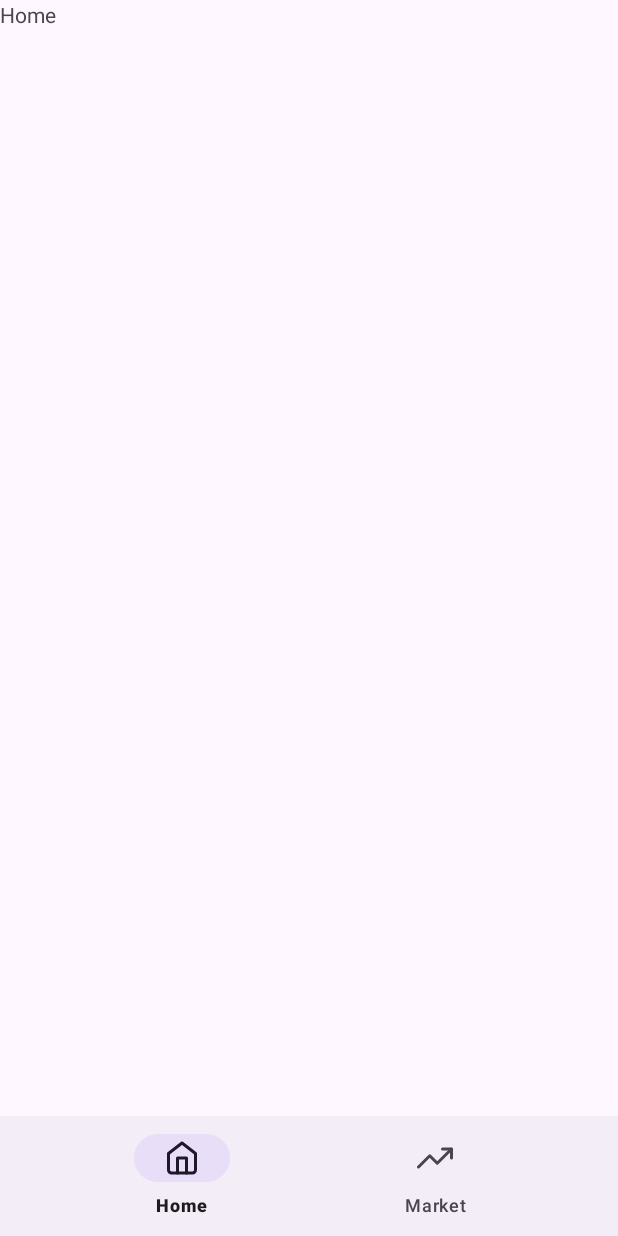
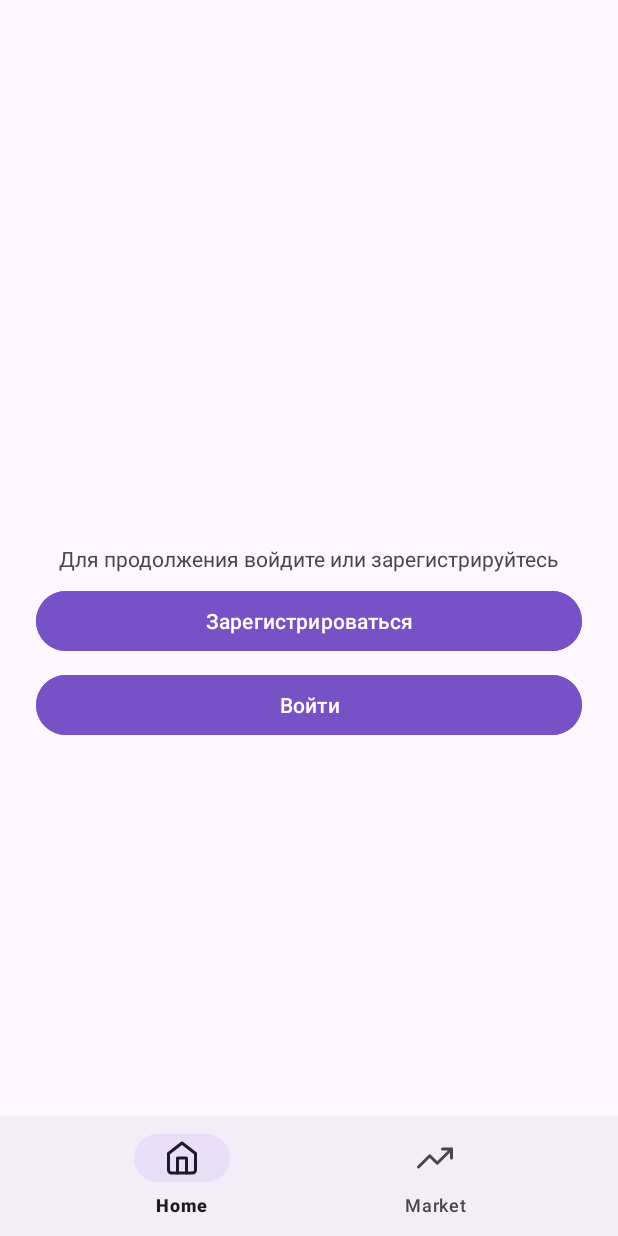
Before and after one commit to bogdash/DiplomaFinance, an Android app: the screen it shows after launch (MainActivity), on a phone screen of 412 x 824 dp. Run offline under Robolectric (Android 15) with nearby library versions, the phone set to English and light mode, and no system bars; our stand-ins replace navigation-ui.

Commit message:
update home

```diff
--- a/app/src/main/java/com/bogdash/diplomafinance/home/HomeFragment.kt
+++ b/app/src/main/java/com/bogdash/diplomafinance/home/HomeFragment.kt
@@ -6,14 +6,28 @@ import android.view.LayoutInflater
 import android.view.View
 import android.view.ViewGroup
 import com.bogdash.diplomafinance.R
+import com.bogdash.diplomafinance.databinding.FragmentHomeBinding
+import androidx.navigation.fragment.findNavController
 
 class HomeFragment : Fragment() {
-
+    private lateinit var binding: FragmentHomeBinding
     override fun onCreateView(
         inflater: LayoutInflater, container: ViewGroup?,
         savedInstanceState: Bundle?
-    ): View? {
-        // Inflate the layout for this fragment
-        return inflater.inflate(R.layout.fragment_home, container, false)
+    ): View {
+        binding = FragmentHomeBinding.inflate(inflater, container, false)
+        return binding.root
+    }
+
+    override fun onViewCreated(view: View, savedInstanceState: Bundle?) {
+        super.onViewCreated(view, savedInstanceState)
+
+        binding.buttonSignUp.setOnClickListener {
+            findNavController().navigate(R.id.action_homeFragment_to_signUpFragment)
+        }
+
+        binding.buttonLogIn.setOnClickListener {
+            findNavController().navigate(R.id.action_homeFragment_to_logInFragment)
+        }
     }
 }
--- a/app/src/main/res/layout/fragment_home.xml
+++ b/app/src/main/res/layout/fragment_home.xml
@@ -1,15 +1,50 @@
 <?xml version="1.0" encoding="utf-8"?>
 <FrameLayout xmlns:android="http://schemas.android.com/apk/res/android"
+    xmlns:app="http://schemas.android.com/apk/res-auto"
     xmlns:tools="http://schemas.android.com/tools"
     android:id="@+id/fragment_home"
     android:layout_width="match_parent"
     android:layout_height="match_parent"
     tools:context=".home.HomeFragment">
 
-    <!-- TODO: Update blank fragment layout -->
-    <TextView
+    <androidx.constraintlayout.widget.ConstraintLayout
         android:layout_width="match_parent"
-        android:layout_height="match_parent"
-        android:text="@string/home_fragment" />
+        android:layout_height="match_parent">
 
+        <TextView
+            android:id="@+id/tv_home"
+            android:layout_width="wrap_content"
+            android:layout_height="wrap_content"
+            android:text="@string/hello_home_text"
+            app:layout_constraintBottom_toBottomOf="parent"
+            app:layout_constraintEnd_toEndOf="parent"
+            app:layout_constraintStart_toStartOf="parent"
+            app:layout_constraintTop_toTopOf="parent" />
+
+        <Button
+            android:id="@+id/button_sign_up"
+            android:layout_width="0dp"
+            android:layout_height="wrap_content"
+            android:layout_marginStart="24dp"
+            android:layout_marginTop="8dp"
+            android:layout_marginEnd="24dp"
+            android:backgroundTint="#7752C7"
+            android:text="@string/sign_up"
+            app:layout_constraintEnd_toEndOf="parent"
+            app:layout_constraintStart_toStartOf="parent"
+            app:layout_constraintTop_toBottomOf="@+id/tv_home" />
+
+        <Button
+            android:id="@+id/button_log_in"
+            android:layout_width="0dp"
+            android:layout_height="wrap_content"
+            android:layout_marginStart="24dp"
+            android:layout_marginTop="8dp"
+            android:layout_marginEnd="24dp"
+            android:backgroundTint="#7752C7"
+            android:text="@string/log_in"
+            app:layout_constraintEnd_toEndOf="parent"
+            app:layout_constraintStart_toStartOf="parent"
+            app:layout_constraintTop_toBottomOf="@+id/button_sign_up" />
+    </androidx.constraintlayout.widget.ConstraintLayout>
 </FrameLayout>
--- a/app/src/main/res/values/strings.xml
+++ b/app/src/main/res/values/strings.xml
@@ -47,4 +47,12 @@
     <string name="sma">SMA</string>
     <string name="wma">WMA</string>
 
+    <!-- Fragment Home -->
+    <string name="hello_home_text">Для продолжения войдите или зарегистрируйтесь</string>
+    <string name="log_in">Войти</string>
+    <string name="sign_up">Зарегистрироваться</string>
+
+
+    <string name="hello_blank_fragment">Hello blank fragment</string>
+
 </resources>
```
